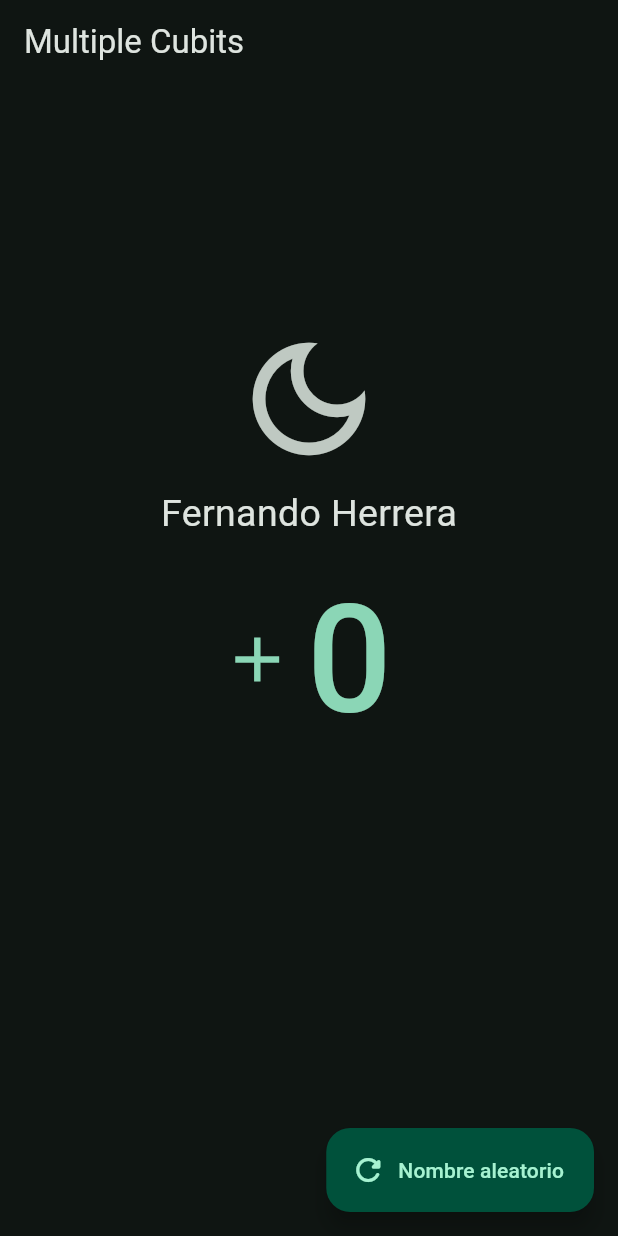
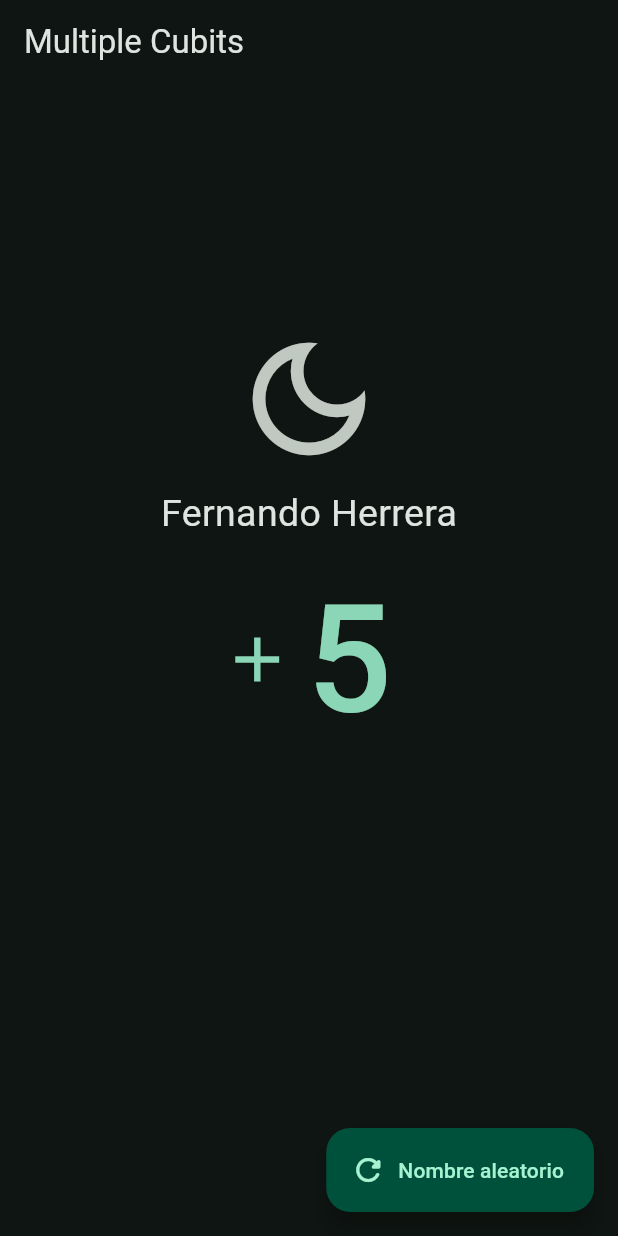
Before and after one commit to ManuViola77/flutter-bloc, a Flutter app: the MultipleCubitScreen screen opened by its route, on a phone screen of 412 x 824 dp. Run offline on Flutter 3.47's test engine with Material 3 defaults, Android fonts, the phone set to English and light mode, and no system bars; our stand-ins replace dio, flutter_bloc, go_router; missing offline and left inert: random_name_generator.

Commit message:
feat: counter cubit

```diff
--- a/lib/main.dart
+++ b/lib/main.dart
@@ -17,6 +17,7 @@ class BlocsProvider extends StatelessWidget {
       // lazy false es para que se cree el cubit cuando se inicie la app
       BlocProvider(create: (context) => UsernameCubit(), lazy: false),
       BlocProvider(create: (context) => RouterSimpleCubit()),
+      BlocProvider(create: (context) => CounterCubit()),
     ], child: const MyApp());
   }
 }
--- /dev/null
+++ b/lib/presentation/blocs/02-counter/counter_cubit.dart
@@ -0,0 +1,17 @@
+import 'package:flutter_bloc/flutter_bloc.dart';
+
+class CounterCubit extends Cubit<int> {
+  CounterCubit() : super(5);
+
+  void increment() {
+    emit(state + 1);
+  }
+
+  void incrementBy(int incrementAmount) {
+    emit(state + incrementAmount);
+  }
+
+  void decrementBy(int decrementAmount) {
+    emit(state - decrementAmount);
+  }
+}
--- a/lib/presentation/blocs/blocs.dart
+++ b/lib/presentation/blocs/blocs.dart
@@ -1 +1,2 @@
 export '01-simple_cubit/username_cubit.dart';
+export '02-counter/counter_cubit.dart';
--- a/lib/presentation/screens/03_multiple_cubits/multiple_cubits_screen.dart
+++ b/lib/presentation/screens/03_multiple_cubits/multiple_cubits_screen.dart
@@ -1,11 +1,15 @@
 import 'package:flutter/material.dart';
+import 'package:flutter_bloc/flutter_bloc.dart';
 
+import 'package:blocs_app/presentation/blocs/blocs.dart';
 
 class MultipleCubitScreen extends StatelessWidget {
   const MultipleCubitScreen({super.key});
 
   @override
   Widget build(BuildContext context) {
+    final counterCubit = context.watch<CounterCubit>();
+
     return Scaffold(
       appBar: AppBar(
         title: const Text('Multiple Cubits'),
@@ -13,29 +17,32 @@ class MultipleCubitScreen extends StatelessWidget {
       body: Center(
           child: Column(
         children: [
-            const Spacer(flex: 1,),
-
+          const Spacer(
+            flex: 1,
+          ),
           IconButton(
             // icon: const Icon( Icons.light_mode_outlined, size: 100 ),
-              icon: const Icon( Icons.dark_mode_outlined, size: 100 ),
+            icon: const Icon(Icons.dark_mode_outlined, size: 100),
             onPressed: () {},
           ),
-
-            const Text('Fernando Herrera', style: TextStyle(fontSize: 25 )),
-
+          const Text('Fernando Herrera', style: TextStyle(fontSize: 25)),
           TextButton.icon(
-              icon: const Icon( Icons.add, size: 50,),
-              label: const Text('0', style: TextStyle(fontSize: 100)),
-              onPressed: () {},
+            icon: const Icon(
+              Icons.add,
+              size: 50,
             ),
-
-            const Spacer( flex: 2 ),
+            label: Text('${counterCubit.state}',
+                style: const TextStyle(fontSize: 100)),
+            onPressed: () {
+              counterCubit.incrementBy(2);
+            },
+          ),
+          const Spacer(flex: 2),
         ],
-        )
-      ),
+      )),
       floatingActionButton: FloatingActionButton.extended(
         label: const Text('Nombre aleatorio'),
-        icon: const Icon( Icons.refresh_rounded ),
+        icon: const Icon(Icons.refresh_rounded),
         onPressed: () {},
       ),
     );
```
Lines whose indentation alone changed are shown as unchanged.
